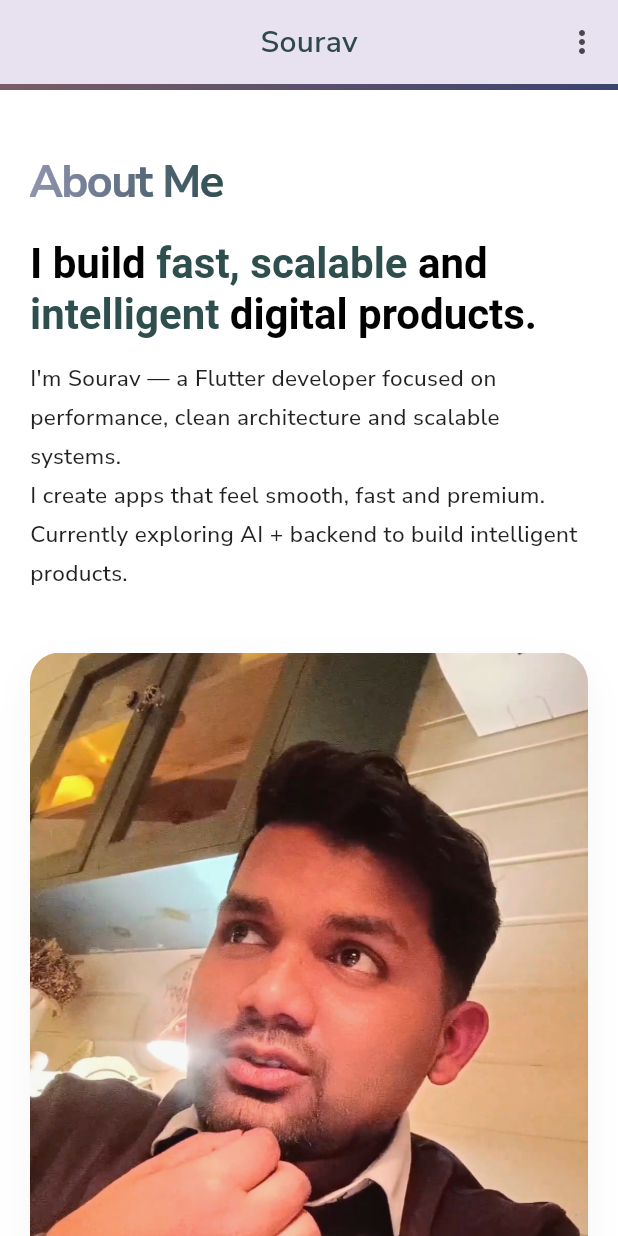
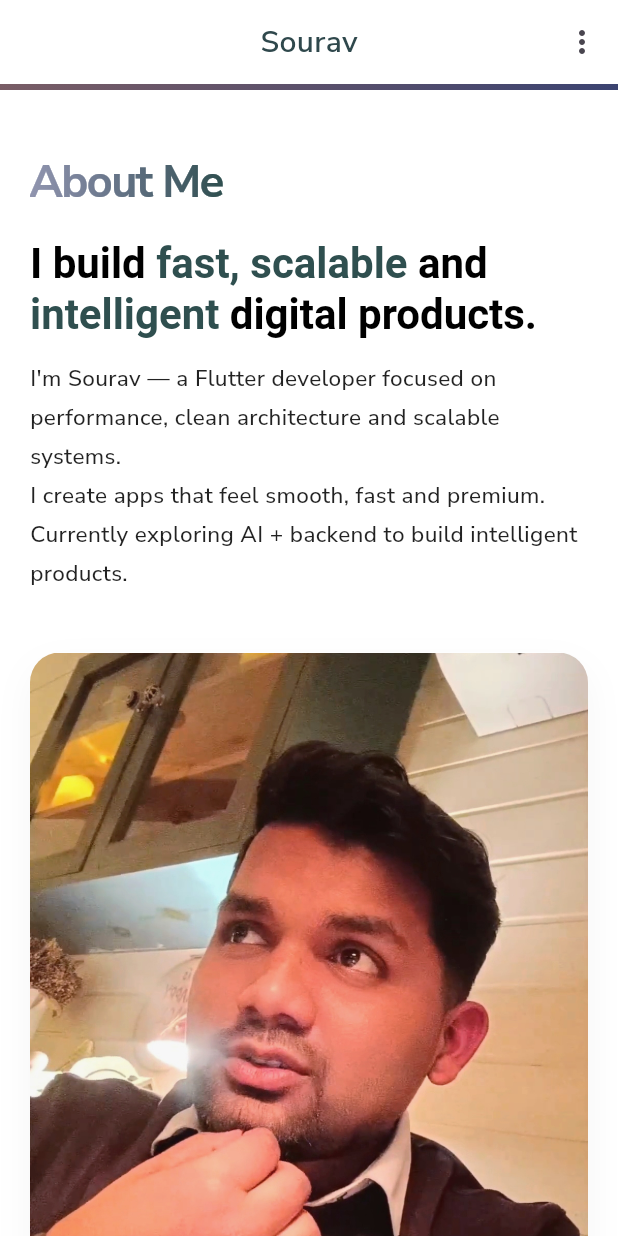
Before and after one commit to Sourav0174/portfolio_flutter, a Flutter app: the screen it shows after launch, scrolled down 576 dp, on a phone screen of 412 x 824 dp. Run offline on Flutter 3.47's test engine with Material 3 defaults, Android fonts, the phone set to English and light mode, and no system bars; drawn by our look-alikes of flutter_animate; our stand-ins replace confetti, flutter_screenutil, get, google_fonts.

Commit message:
appbar color update

```diff
--- a/lib/app/modules/home_mobile/views/home_mobile_view.dart
+++ b/lib/app/modules/home_mobile/views/home_mobile_view.dart
@@ -37,6 +37,9 @@ class _HomeMobileViewState extends State<HomeMobileView> {
   Widget build(BuildContext context) {
     return Scaffold(
       appBar: AppBar(
+        backgroundColor: Colors.white,
+        surfaceTintColor: Colors.transparent,
+        scrolledUnderElevation: 0,
         centerTitle: true,
         title: Text(
           "Sourav",
@@ -47,6 +50,9 @@ class _HomeMobileViewState extends State<HomeMobileView> {
         ),
         actions: [
           PopupMenuButton<int>(
+            color: Colors.white,
+            surfaceTintColor: Colors.transparent,
+
             onSelected: (index) {
               switch (index) {
                 case 0:
```
